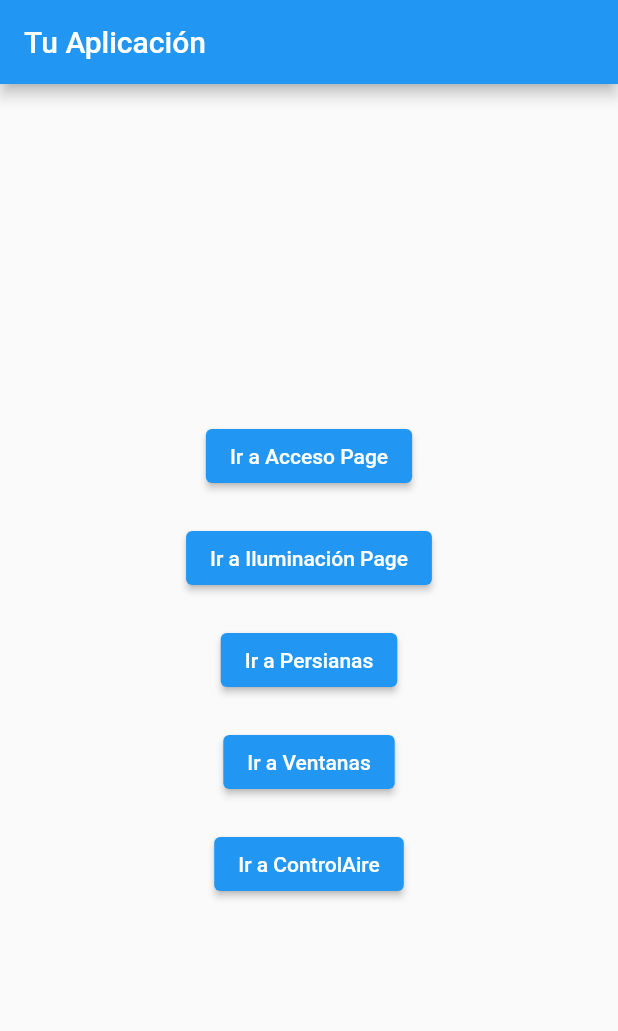
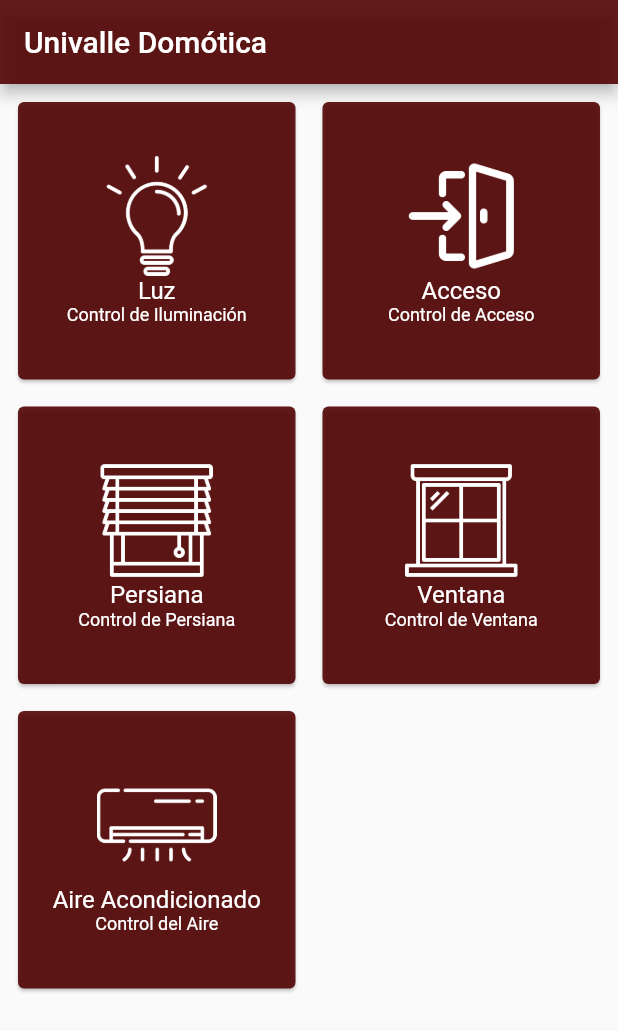
Before and after one commit to TheAlem/appdomoticaunivalle, a Flutter app: the listInterface screen opened directly, on a phone screen of 412 x 824 dp. Shown: the top 1031 px of the screen. Run offline on Flutter 3.47's test engine with Material 2 defaults, Android fonts, the phone set to English and light mode, and no system bars; our stand-ins replace fluttertoast, simple_animations; missing offline and left inert: bcrypt, mongo_dart, mqtt_client.

Commit message:
Realizando los cambios

```diff
--- a/lib/access/list_interface.dart
+++ /dev/null
@@ -1,90 +0,0 @@
-import 'package:appdomotica/interface/ControlAire.dart';
-import 'package:appdomotica/interface/PersianasPage.dart';
-import 'package:appdomotica/interface/ventanas.dart';
-import 'package:flutter/material.dart';
-import 'package:appdomotica/interface/controlacceso.dart';
-import 'package:appdomotica/interface/iluminacion.dart';
-
-class listInterface extends StatefulWidget {
-  const listInterface({Key? key}) : super(key: key);
-
-  @override
-  State<listInterface> createState() => _listInterfaceState();
-}
-
-class _listInterfaceState extends State<listInterface> {
-  @override
-  Widget build(BuildContext context) {
-    return Scaffold(
-      appBar: AppBar(
-        title: const Text('Tu Aplicación'),
-      ),
-      body: Center(
-        child: Column(
-          mainAxisAlignment: MainAxisAlignment.center,
-          children: <Widget>[
-            ElevatedButton(
-              onPressed: () {
-                Navigator.push(
-                  context,
-                  MaterialPageRoute(
-                    builder: (context) => AccesoPage(),
-                  ),
-                );
-              },
-              child: const Text('Ir a Acceso Page'),
-            ),
-            const SizedBox(height: 20),
-            ElevatedButton(
-              onPressed: () {
-                Navigator.push(
-                  context,
-                  MaterialPageRoute(
-                    builder: (context) => IluminacionPage(),
-                  ),
-                );
-              },
-              child: const Text('Ir a Iluminación Page'),
-            ),
-            const SizedBox(height: 20),
-            ElevatedButton(
-              onPressed: () {
-                Navigator.push(
-                  context,
-                  MaterialPageRoute(
-                    builder: (context) => PersianasPage(),
-                  ),
-                );
-              },
-              child: const Text('Ir a Persianas'),
-            ),
-            const SizedBox(height: 20),
-            ElevatedButton(
-              onPressed: () {
-                Navigator.push(
-                  context,
-                  MaterialPageRoute(
-                    builder: (context) => VentanasPage(),
-                  ),
-                );
-              },
-              child: const Text('Ir a Ventanas'),
-            ),
-            const SizedBox(height: 20),
-            ElevatedButton(
-              onPressed: () {
-                Navigator.push(
-                  context,
-                  MaterialPageRoute(
-                    builder: (context) => AirConditionerControlScreen(),
-                  ),
-                );
-              },
-              child: const Text('Ir a ControlAire'),
-            ),
-          ],
-        ),
-      ),
-    );
-  }
-}
--- a/lib/interface/ControlAire.dart
+++ b/lib/interface/interface_ControlAire.dart
@@ -19,7 +19,7 @@ class _AirConditionerControlScreenState
   @override
   void initState() {
     super.initState();
-    mqttManager = MQTTManager('jose_univalle/ac'); // Tópico específico para AC
+    mqttManager = MQTTManager('jose_univalle/ac');
     mqttManager?.connect().then((_) {
       if (mqttManager?.isConnected() ?? false) {
         setState(() {
--- a/lib/interface/iluminacion.dart
+++ b/lib/interface/interface_iluminacion.dart
@@ -161,6 +161,9 @@ class _IluminacionPageState extends State<IluminacionPage>
       max: 1,
       divisions: 100,
       label: '${(lightIntensity * 100).toInt()}%',
+      activeColor: Color.fromARGB(255, 153, 24, 24),
+      inactiveColor: Color.fromARGB(83, 133, 37, 37),
+      thumbColor: Color.fromARGB(255, 153, 24, 24),
     );
   }
 
--- /dev/null
+++ b/lib/interface/interface_list_control.dart
@@ -0,0 +1,107 @@
+import 'package:appdomotica/interface/interface_ControlAire.dart';
+import 'package:appdomotica/interface/interface_PersianasPage.dart';
+import 'package:appdomotica/interface/interface_controlacceso.dart';
+import 'package:appdomotica/interface/interface_iluminacion.dart';
+import 'package:appdomotica/interface/interface_ventanas.dart';
+import 'package:flutter/material.dart';
+
+
+class listInterface extends StatefulWidget {
+  const listInterface({Key? key}) : super(key: key);
+
+  @override
+  State<listInterface> createState() => _listInterfaceState();
+}
+
+class _listInterfaceState extends State<listInterface> {
+  final List<Map<String, dynamic>> _pages = [
+    {
+      'title': 'Luz',
+      'description': 'Control de Iluminación',
+      'image': 'assets/images/image_luz.png',
+      'page': IluminacionPage(),
+    },
+    {
+      'title': 'Acceso',
+      'description': 'Control de Acceso',
+      'image': 'assets/images/image_controldeacceso.png',
+      'page': AccesoPage(),
+    },
+    {
+      'title': 'Persiana',
+      'description': 'Control de Persiana',
+      'image': 'assets/images/image_persiana.png',
+      'page': PersianasPage(),
+    },
+    {
+      'title': 'Ventana',
+      'description': 'Control de Ventana',
+      'image': 'assets/images/image_ventana.png',
+      'page': VentanasPage(),
+    },
+    {
+      'title': 'Aire Acondicionado',
+      'description': 'Control del Aire',
+      'image': 'assets/images/image_aire.png',
+      'page': AirConditionerControlScreen(),
+    },
+  ];
+
+  @override
+  Widget build(BuildContext context) {
+    return Scaffold(
+      appBar: AppBar(
+        title: const Text('Univalle Domótica'),
+        backgroundColor: const Color.fromARGB(228, 82, 2, 2),
+      ),
+      body: GridView.builder(
+        padding: const EdgeInsets.all(8.0),
+        gridDelegate: const SliverGridDelegateWithFixedCrossAxisCount(
+          crossAxisCount: 2,
+          childAspectRatio: 1,
+          crossAxisSpacing: 10,
+          mainAxisSpacing: 10,
+        ),
+        itemCount: _pages.length,
+        itemBuilder: (BuildContext context, int index) {
+          return GestureDetector(
+            onTap: () => Navigator.push(
+              context,
+              MaterialPageRoute(builder: (context) => _pages[index]['page']),
+            ),
+            child: Card(
+              color: const Color.fromARGB(228, 82, 2, 2),
+              child: Column(
+                mainAxisAlignment: MainAxisAlignment.center,
+                children: <Widget>[
+                  SizedBox(
+                      width: 80,
+                      height: 80,
+                        child: Image.asset(
+                          _pages[index]['image'],
+                          fit: BoxFit.cover,
+                        ),
+                      ),
+                  Text(
+                    _pages[index]['title'],
+                    style: const TextStyle(
+                      fontSize: 16,
+                      color: Colors.white,
+                    ),
+                  ),
+                  Text(
+                    _pages[index]['description'],
+                    style: const TextStyle(
+                      fontSize: 12,
+                      color: Colors.white,
+                    ),
+                  ),
+                ],
+              ),
+            ),
+          );
+        },
+      ),
+    );
+  }
+}
```
Also changed, not shown: lib/access/def_login.dart (renamed from lib/access/login_def.dart, +76 -43 lines), lib/access/def_register.dart (renamed from lib/access/register_def.dart, +30 -24 lines), lib/access/firebase_auth_service.dart (deleted, +0 -25 lines), lib/main.dart (+3 -11 lines), pubspec.yaml (+10 -1 lines), assets/images/image_aire.png (added), assets/images/image_controldeacceso.png (added), assets/images/image_luz.png (added), assets/images/image_persiana.png (added), assets/images/image_univalle.png (renamed from assets/img/univalle.png), assets/images/image_ventana.png (added), lib/firebase_options.dart (deleted), lib/interface/interface_PersianasPage.dart (renamed from lib/interface/PersianasPage.dart), lib/interface/interface_controlacceso.dart (renamed from lib/interface/controlacceso.dart), 2 more files, 1 other file.
